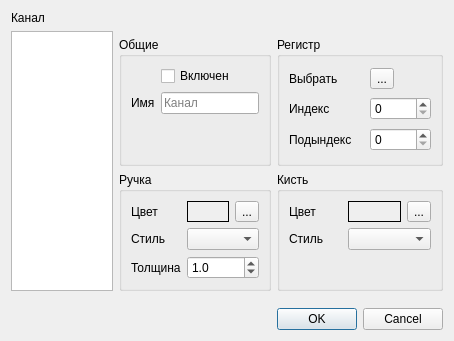
This is sdoscopechseditdlg.ui in catompiler/QCanDrive as Qt 5 draws it before an edit. The edited form follows.
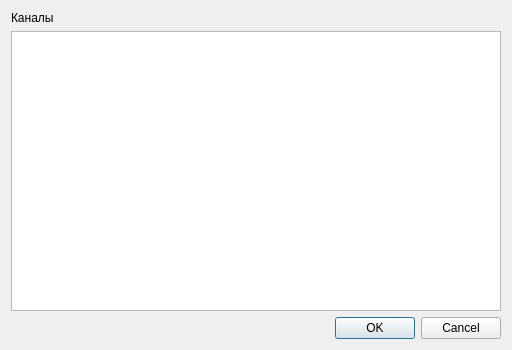
This is the edited form.

What changed in the file:
```diff
--- a/sdoscopechseditdlg.ui
+++ b/sdoscopechseditdlg.ui
@@ -6,267 +6,25 @@
    <rect>
     <x>0</x>
     <y>0</y>
-    <width>454</width>
-    <height>341</height>
+    <width>512</width>
+    <height>350</height>
    </rect>
   </property>
   <property name="windowTitle">
    <string>Редактирование каналов</string>
   </property>
-  <layout class="QGridLayout" name="gridLayout_5">
-   <item row="0" column="0" rowspan="3">
-    <layout class="QVBoxLayout" name="verticalLayout">
-     <item>
-      <widget class="QLabel" name="lblChannels">
-       <property name="text">
-        <string>Канал</string>
-       </property>
-      </widget>
-     </item>
-     <item>
-      <widget class="QListWidget" name="lwChannels">
-       <property name="sizePolicy">
-        <sizepolicy hsizetype="Preferred" vsizetype="Expanding">
-         <horstretch>0</horstretch>
-         <verstretch>0</verstretch>
-        </sizepolicy>
-       </property>
-      </widget>
-     </item>
-    </layout>
-   </item>
-   <item row="1" column="1">
-    <widget class="QGroupBox" name="gbGeneral">
-     <property name="title">
-      <string>Общие</string>
+  <layout class="QVBoxLayout" name="verticalLayout">
+   <item>
+    <widget class="QLabel" name="lblChannels">
+     <property name="text">
+      <string>Каналы</string>
      </property>
-     <layout class="QGridLayout" name="gridLayout_4">
-      <item row="1" column="0">
-       <widget class="QLabel" name="lblName">
-        <property name="text">
-         <string>Имя</string>
-        </property>
-       </widget>
-      </item>
-      <item row="0" column="1">
-       <widget class="QCheckBox" name="cbEnabled">
-        <property name="text">
-         <string>Включен</string>
-        </property>
-       </widget>
-      </item>
-      <item row="1" column="1">
-       <widget class="QLineEdit" name="leName">
-        <property name="placeholderText">
-         <string>Канал</string>
-        </property>
-        <property name="clearButtonEnabled">
-         <bool>true</bool>
-        </property>
-       </widget>
-      </item>
-      <item row="2" column="1">
-       <spacer name="verticalSpacer_2">
-        <property name="orientation">
-         <enum>Qt::Vertical</enum>
-        </property>
-        <property name="sizeHint" stdset="0">
-         <size>
-          <width>20</width>
-          <height>40</height>
-         </size>
-        </property>
-       </spacer>
-      </item>
-     </layout>
     </widget>
    </item>
-   <item row="1" column="2">
-    <widget class="QGroupBox" name="gbReg">
-     <property name="title">
-      <string>Регистр</string>
-     </property>
-     <layout class="QGridLayout" name="gridLayout">
-      <item row="0" column="0">
-       <widget class="QLabel" name="lblRegSel">
-        <property name="text">
-         <string>Выбрать</string>
-        </property>
-       </widget>
-      </item>
-      <item row="0" column="1">
-       <widget class="QToolButton" name="tbRegSel">
-        <property name="text">
-         <string>...</string>
-        </property>
-       </widget>
-      </item>
-      <item row="1" column="0">
-       <widget class="QLabel" name="lblIndex">
-        <property name="text">
-         <string>Индекс</string>
-        </property>
-       </widget>
-      </item>
-      <item row="1" column="1">
-       <widget class="QSpinBox" name="sbIndex">
-        <property name="maximum">
-         <number>65535</number>
-        </property>
-       </widget>
-      </item>
-      <item row="2" column="0">
-       <widget class="QLabel" name="lblSubIndex">
-        <property name="text">
-         <string>Подындекс</string>
-        </property>
-       </widget>
-      </item>
-      <item row="2" column="1">
-       <widget class="QSpinBox" name="sbSubIndex"/>
-      </item>
-     </layout>
-    </widget>
+   <item>
+    <widget class="QTreeView" name="tvChannels"/>
    </item>
-   <item row="2" column="1">
-    <widget class="QGroupBox" name="gbPen">
-     <property name="title">
-      <string>Ручка</string>
-     </property>
-     <layout class="QGridLayout" name="gridLayout_2">
-      <item row="0" column="0">
-       <widget class="QLabel" name="lblPenColor">
-        <property name="text">
-         <string>Цвет</string>
-        </property>
-       </widget>
-      </item>
-      <item row="1" column="0">
-       <widget class="QLabel" name="lblPenStyle">
-        <property name="text">
-         <string>Стиль</string>
-        </property>
-       </widget>
-      </item>
-      <item row="3" column="0">
-       <widget class="QLabel" name="lblLineWidth">
-        <property name="text">
-         <string>Толщина</string>
-        </property>
-       </widget>
-      </item>
-      <item row="0" column="2">
-       <widget class="QToolButton" name="tbPenColorSel">
-        <property name="text">
-         <string>...</string>
-        </property>
-       </widget>
-      </item>
-      <item row="1" column="1" colspan="2">
-       <widget class="QComboBox" name="cbPenStyle"/>
-      </item>
-      <item row="0" column="1">
-       <widget class="QFrame" name="frPenColor">
-        <property name="autoFillBackground">
-         <bool>true</bool>
-        </property>
-        <property name="frameShape">
-         <enum>QFrame::Panel</enum>
-        </property>
-       </widget>
-      </item>
-      <item row="3" column="1" colspan="2">
-       <widget class="QDoubleSpinBox" name="sbLineWidth">
-        <property name="decimals">
-         <number>1</number>
-        </property>
-        <property name="maximum">
-         <double>10.000000000000000</double>
-        </property>
-        <property name="singleStep">
-         <double>0.500000000000000</double>
-        </property>
-        <property name="value">
-         <double>1.000000000000000</double>
-        </property>
-       </widget>
-      </item>
-     </layout>
-    </widget>
-   </item>
-   <item row="2" column="2">
-    <widget class="QGroupBox" name="gbBrush">
-     <property name="title">
-      <string>Кисть</string>
-     </property>
-     <layout class="QGridLayout" name="gridLayout_3">
-      <item row="0" column="1">
-       <widget class="QFrame" name="frBrushColor">
-        <property name="autoFillBackground">
-         <bool>true</bool>
-        </property>
-        <property name="frameShape">
-         <enum>QFrame::Panel</enum>
-        </property>
-        <property name="frameShadow">
-         <enum>QFrame::Plain</enum>
-        </property>
-       </widget>
-      </item>
-      <item row="1" column="1" colspan="2">
-       <widget class="QComboBox" name="cbBrushStyle"/>
-      </item>
-      <item row="0" column="2">
-       <widget class="QToolButton" name="tbBrushColorSel">
-        <property name="text">
-         <string>...</string>
-        </property>
-       </widget>
-      </item>
-      <item row="1" column="0">
-       <widget class="QLabel" name="lblBrushStyle">
-        <property name="text">
-         <string>Стиль</string>
-        </property>
-       </widget>
-      </item>
-      <item row="0" column="0">
-       <widget class="QLabel" name="lblBrushColor">
-        <property name="text">
-         <string>Цвет</string>
-        </property>
-       </widget>
-      </item>
-      <item row="2" column="1">
-       <spacer name="verticalSpacer">
-        <property name="orientation">
-         <enum>Qt::Vertical</enum>
-        </property>
-        <property name="sizeHint" stdset="0">
-         <size>
-          <width>20</width>
-          <height>13</height>
-         </size>
-        </property>
-       </spacer>
-      </item>
-     </layout>
-    </widget>
-   </item>
-   <item row="3" column="2">
-    <spacer name="verticalSpacer_3">
-     <property name="orientation">
-      <enum>Qt::Vertical</enum>
-     </property>
-     <property name="sizeHint" stdset="0">
-      <size>
-       <width>20</width>
-       <height>5</height>
-      </size>
-     </property>
-    </spacer>
-   </item>
-   <item row="4" column="2">
+   <item>
     <widget class="QDialogButtonBox" name="buttonBox">
      <property name="orientation">
       <enum>Qt::Horizontal</enum>
@@ -276,19 +34,6 @@
      </property>
     </widget>
    </item>
-   <item row="0" column="1" colspan="2">
-    <spacer name="horizontalSpacer">
-     <property name="orientation">
-      <enum>Qt::Horizontal</enum>
-     </property>
-     <property name="sizeHint" stdset="0">
-      <size>
-       <width>322</width>
-       <height>20</height>
-      </size>
-     </property>
-    </spacer>
-   </item>
   </layout>
  </widget>
  <resources/>
```
